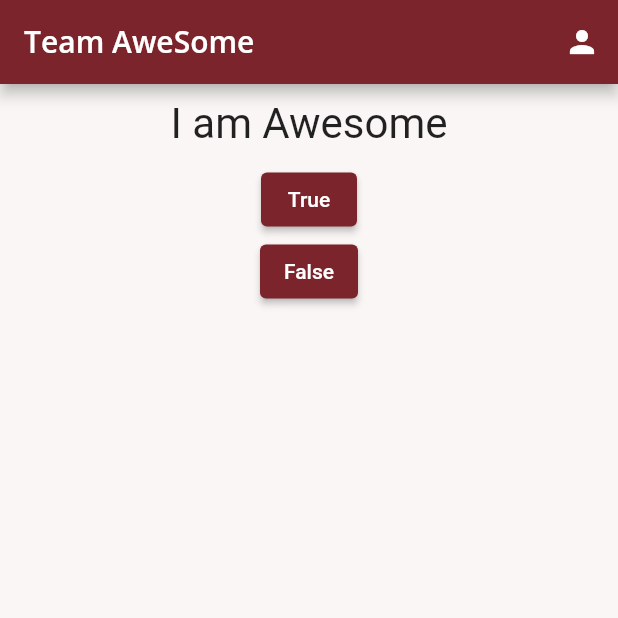
After one commit to abulaman8/Awesome, a Flutter app: the screen it shows after launch, on a phone screen of 412 x 824 dp, the top half of it. The commit adds this screen. Run offline on Flutter 3.47's test engine with Material 2 defaults, Android fonts, the phone set to English and light mode, and no system bars; our stand-ins replace google_fonts.

Commit message:
page navigation for profile added

```diff
--- /dev/null
+++ b/lib/Home.dart
@@ -0,0 +1,63 @@
+// ignore_for_file: use_key_in_widget_constructors, prefer_const_constructors, avoid_print
+
+import 'package:flutter/material.dart';
+
+import './question.dart';
+import './core_theme.dart';
+import './profile.dart';
+
+
+
+class Home extends StatefulWidget {
+  @override
+  State<StatefulWidget> createState() {
+    // TODO: implement createState
+    return HomeState();
+  }
+}
+
+class HomeState extends State<Home> {
+  var ind = 0;
+  var l = [
+    'I am Awesome',
+    'I know I\'m Awesome',
+    'Everybody Knows I\'m Awesome'
+  ];
+
+  void btn() {
+    setState(() {
+      ind = ind + 1;
+    });
+  }
+  void btnf() {
+    setState(() {
+      ind = ind - 1;
+    });
+  }
+
+  @override
+  Widget build(BuildContext context) {
+    final theme = CoreTheme.dark();
+    return Scaffold(
+        appBar: AppBar(
+          title: Text('Team AweSome', style: theme.textTheme.headline6),
+          actions: <Widget>[
+            IconButton(onPressed: () => Navigator.push(context, MaterialPageRoute(builder: (context) => Profile())), icon: Icon(Icons.person))
+          ],
+        ),
+        body: Column(
+          children: <Widget>[
+            Question(l[ind]),
+            ElevatedButton(
+              child: Text('True'),
+              onPressed: btn,
+            ),
+            ElevatedButton(
+              child: Text('False'),
+              onPressed: btnf,
+            ),
+          ],
+        ),
+      );
+  }
+}
--- a/lib/main.dart
+++ b/lib/main.dart
@@ -1,53 +1,23 @@
-// ignore_for_file: use_key_in_widget_constructors, prefer_const_constructors, avoid_print
+// ignore_for_file: use_key_in_widget_constructors
 
 import 'package:flutter/material.dart';
 
-import './question.dart';
+
 import './core_theme.dart';
+
+import './Home.dart';
 
 void main() {
   runApp(MyApp());
 }
 
-class MyApp extends StatefulWidget {
-  @override
-  State<StatefulWidget> createState() {
-    // TODO: implement createState
-    return MyAppState();
-  }
-}
-class MyAppState extends State<MyApp> {
-  var ind = 0;
-  var l = ['I am Awesome', 'I know I\'m Awesome', 'Everybody Knows I\'m Awesome'];
-
-  void btn() {
-
-    setState(() {
-      ind = ind+1;
-    });
-
-
-  }
+class MyApp extends StatelessWidget {
   @override
   Widget build(BuildContext context) {
     final theme = CoreTheme.dark();
     return MaterialApp(
       theme: theme,
-      home: Scaffold(
-        appBar: AppBar(
-          title: Text('Team AweSome', style: theme.textTheme.headline6),
-
-        ),
-        body: Column(
-          children: <Widget>[
-            Question(l[ind]),
-            ElevatedButton(
-              child: Text('True'),
-              onPressed: btn,
-            )
-          ],
-        ),
-      ),
+      home: Home(),
     );
   }
 }
```
Also changed, not shown: lib/profile.dart (+18 -0 lines), 1 other file.
